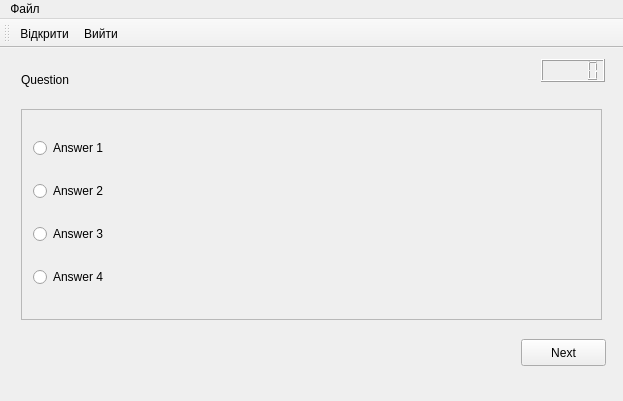
Qt form mainwindow.ui (Angelys/KnowledgeTest) before a commit.
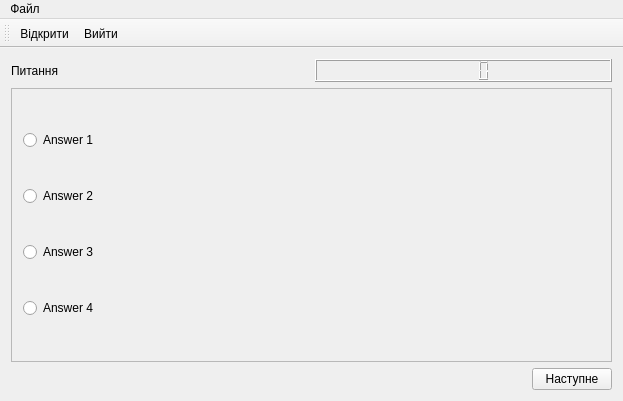
The same form after that commit. The open tabs and pages were chosen to show the change. Icons and pictures are not drawn.

```diff
--- a/mainwindow.ui
+++ b/mainwindow.ui
@@ -15,6 +15,9 @@
   </property>
   <widget class="QWidget" name="centralWidget">
    <layout class="QGridLayout" name="gridLayout">
+    <property name="margin">
+     <number>0</number>
+    </property>
     <item row="0" column="0">
      <widget class="QStackedWidget" name="stackedWidget">
       <property name="currentIndex">
@@ -76,51 +79,23 @@
        </widget>
       </widget>
       <widget class="QWidget" name="test_page">
+       <layout class="QGridLayout" name="gridLayout_5">
+        <item row="0" column="0" colspan="2">
+         <layout class="QHBoxLayout" name="horizontalLayout">
+          <item>
        <widget class="QLabel" name="question">
-        <property name="geometry">
-         <rect>
-          <x>10</x>
-          <y>0</y>
-          <width>501</width>
-          <height>41</height>
-         </rect>
-        </property>
         <property name="text">
-         <string>Question</string>
-        </property>
-       </widget>
-       <widget class="QPushButton" name="next">
-        <property name="geometry">
-         <rect>
-          <x>510</x>
-          <y>280</y>
-          <width>85</width>
-          <height>27</height>
-         </rect>
-        </property>
-        <property name="text">
-         <string>Next</string>
-        </property>
-       </widget>
-       <widget class="QLCDNumber" name="Timer">
-        <property name="geometry">
-         <rect>
-          <x>530</x>
-          <y>0</y>
-          <width>64</width>
-          <height>23</height>
-         </rect>
-        </property>
-       </widget>
+             <string>Питання</string>
+            </property>
+           </widget>
+          </item>
+          <item>
+           <widget class="QLCDNumber" name="Timer"/>
+          </item>
+         </layout>
+        </item>
+        <item row="1" column="0" colspan="2">
        <widget class="QScrollArea" name="scrollArea">
-        <property name="geometry">
-         <rect>
-          <x>10</x>
-          <y>50</y>
-          <width>581</width>
-          <height>211</height>
-         </rect>
-        </property>
         <property name="widgetResizable">
          <bool>true</bool>
         </property>
@@ -129,8 +104,8 @@
           <rect>
            <x>0</x>
            <y>0</y>
-           <width>579</width>
-           <height>209</height>
+             <width>603</width>
+             <height>250</height>
           </rect>
          </property>
          <layout class="QVBoxLayout" name="verticalLayout">
@@ -165,6 +140,28 @@
          </layout>
         </widget>
        </widget>
+        </item>
+        <item row="2" column="0">
+         <spacer name="horizontalSpacer_2">
+          <property name="orientation">
+           <enum>Qt::Horizontal</enum>
+          </property>
+          <property name="sizeHint" stdset="0">
+           <size>
+            <width>511</width>
+            <height>20</height>
+           </size>
+          </property>
+         </spacer>
+        </item>
+        <item row="2" column="1">
+         <widget class="QPushButton" name="next">
+          <property name="text">
+           <string>Наступне</string>
+          </property>
+         </widget>
+        </item>
+       </layout>
       </widget>
       <widget class="QWidget" name="result_page">
        <widget class="QTextEdit" name="resultArea">
```
Left out of the diff: 96 changed lines with no effect on the pictures. Lines whose indentation alone changed are shown as unchanged.
